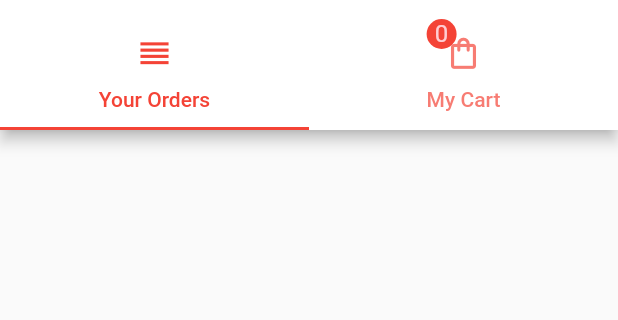
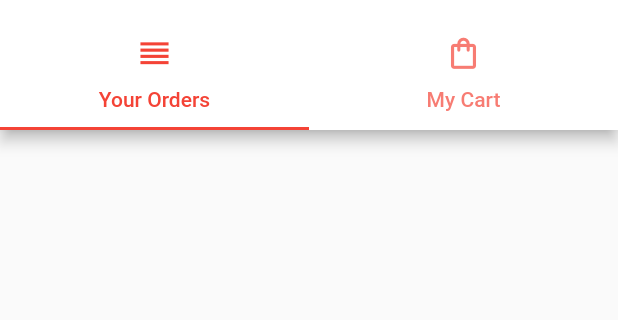
Before and after one commit to atyourdoorstep/at_your_doorstep-Ya_Ibrahim, a Flutter app: the CartMainPage screen opened directly, on a phone screen of 412 x 824 dp, the part 65-385 px from its top. Run offline on Flutter 3.47's test engine with Material 2 defaults, Android fonts, the phone set to English and light mode, and no system bars; our stand-ins replace dio, flutter_easyloading, font_awesome_flutter, geocoding, image_picker, location and 1 more; missing offline and left inert: blobs; accounts and stored records are empty.

```diff
--- a/lib/Screens/cartPage.dart
+++ b/lib/Screens/cartPage.dart
@@ -38,7 +38,7 @@ class _CartMainPageState extends State<CartMainPage> {
               Stack(
                   children: [
                     Tab(text: "My Cart",icon: Icon(Icons.shopping_bag_outlined,size: 25),),
-                    CircleAvatar(backgroundColor: Colors.red,child: Text(cartCount.toString()),radius: 10,),
+                    cartCount > 0 ? CircleAvatar(backgroundColor: Colors.red,child: Text(cartCount.toString()),radius: 10,) : SizedBox(),
                   ]
               ),
             ],
```
